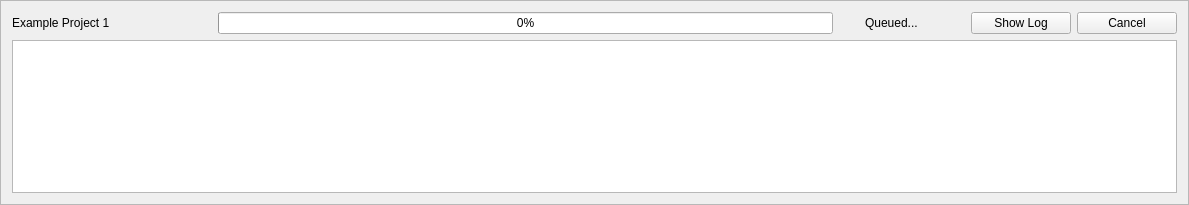
First picture: the form in pasta_eln/GUI/dataverse_ui/dataverse_upload_widget_base.ui, repository PASTA-ELN/pasta-eln, before the edit.
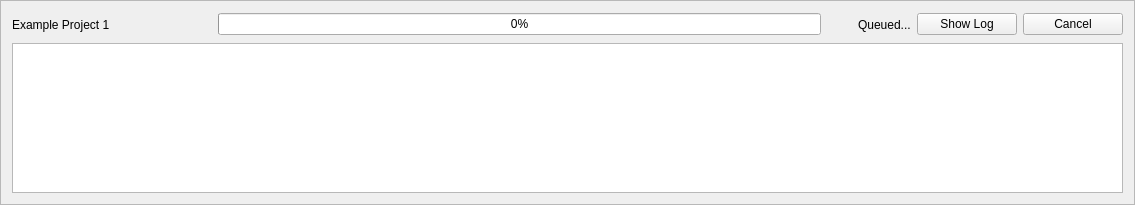
Second picture: the form after the edit. Icons and pictures are not drawn.

Commit message: - Added icon to the status label.

The edit to the form file:
```diff
--- a/pasta_eln/GUI/dataverse_ui/dataverse_upload_widget_base.ui
+++ b/pasta_eln/GUI/dataverse_ui/dataverse_upload_widget_base.ui
@@ -6,7 +6,7 @@
    <rect>
     <x>0</x>
     <y>0</y>
-    <width>1189</width>
+    <width>1135</width>
     <height>205</height>
    </rect>
   </property>
@@ -51,19 +51,17 @@
         </widget>
        </item>
        <item>
-        <layout class="QHBoxLayout" name="statusHorizontalLayout">
-         <item>
           <widget class="QLabel" name="statusIconLabel">
            <property name="sizePolicy">
-            <sizepolicy hsizetype="Fixed" vsizetype="Fixed">
+          <sizepolicy hsizetype="Preferred" vsizetype="Preferred">
              <horstretch>0</horstretch>
              <verstretch>0</verstretch>
             </sizepolicy>
            </property>
            <property name="minimumSize">
             <size>
-             <width>20</width>
-             <height>20</height>
+           <width>25</width>
+           <height>25</height>
             </size>
            </property>
            <property name="text">
@@ -75,7 +73,7 @@
           <widget class="QLabel" name="statusLabel">
            <property name="minimumSize">
             <size>
-             <width>100</width>
+           <width>0</width>
              <height>0</height>
             </size>
            </property>
@@ -89,8 +87,6 @@
             <set>Qt::AlignLeading|Qt::AlignLeft|Qt::AlignVCenter</set>
            </property>
           </widget>
-         </item>
-        </layout>
        </item>
        <item>
         <widget class="QPushButton" name="showLogPushButton">
```
Lines whose indentation alone changed are shown as unchanged. The commit also changes 1 other file.
